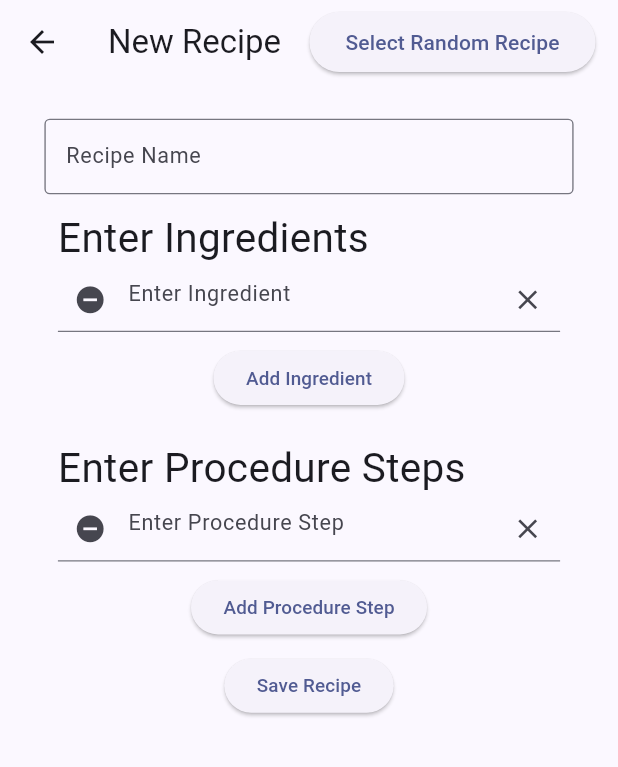
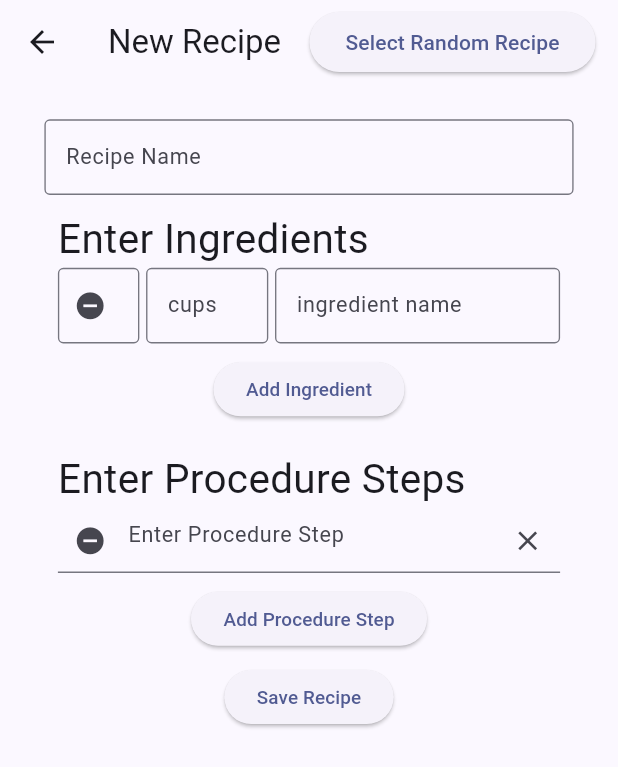
Before and after one commit to nrhooks17/recipe-generator-frontend, a Flutter app: the screen it shows after launch, after a tap on "New Recipe", on a phone screen of 412 x 824 dp. Shown: the top 767 px of the screen. Run offline on Flutter 3.47's test engine with Material 3 defaults, Android fonts, the phone set to English and light mode, and no system bars.

Commit message:
refactor new recipe pages

```diff
--- /dev/null
+++ b/lib/models/ingredient.dart
@@ -0,0 +1,19 @@
+class Ingredient{
+  double amount;
+  String unitOfMeasurement;
+  String ingredientName;
+
+  Ingredient({
+    required this.amount,
+    required this.unitOfMeasurement,
+    required this.ingredientName,
+  });
+
+  Map<String, dynamic> toJson(){
+      return {
+        "amount": amount,
+        "unitOfMeasurement": unitOfMeasurement,
+        "ingredientName": ingredientName,
+      };
+  }
+}
--- a/lib/pages/new_recipe.dart
+++ b/lib/pages/new_recipe.dart
@@ -1,5 +1,11 @@
+import 'package:http/http.dart' as http;
+import 'dart:convert';
 import 'package:flutter/material.dart';
+import 'package:recipe_generator/widgets/new-recipe/ingredient_list_widget.dart';
+import 'package:recipe_generator/widgets/new-recipe/procedure_list_widget.dart';
 import '../utils/alert.dart';
+import '../models/ingredient.dart';
+
 
 class NewRecipe extends StatefulWidget {
   const NewRecipe({super.key});
@@ -8,25 +14,60 @@ class NewRecipe extends StatefulWidget {
   State<NewRecipe> createState() => _NewRecipeState();
 }
 
+
 class _NewRecipeState extends State<NewRecipe> {
   // List of TextEditingController for recipe ingredients
   final List<TextEditingController> _recipeIngredientTextControllers =
       <TextEditingController>[TextEditingController()];
+  final List<Ingredient> _ingredients = [Ingredient(amount: 0, unitOfMeasurement: "", ingredientName: "")];
 
   // List of TextEditingController for recipe procedure
   final List<TextEditingController> _recipeProcedureTextControllers =
       <TextEditingController>[TextEditingController()];
+  final List<String> _procedure = [""];
+  String _recipeName = "";
 
+  // loading state
+  bool isLoading = false;
+
+  //function that sends the data to the backend.
+
+  Future<void> submitRecipe() async{
+    try {
+
+      final response = await http.post(
+        Uri.parse("http://localhost:3000"),
+        headers: {
+          'Content-Type': 'application/json'
+        },
+        body: jsonEncode({
+          'recipeName': _recipeName,
+          'ingredients': _ingredients,
+          'procedure': _procedure,
+        }),
+      );
+    } catch (error) {
+
+      // 10, 25, 35, 35, 60
+    } finally {
+
+    }
+  }
+
+
+  // lots of state management here. but app isn't that complex. Next app i'll use something more complex
   // Add a new recipe ingredient field
   void addRecipeIngredientField() {
     setState(() {
       _recipeIngredientTextControllers.add(TextEditingController());
+      _ingredients.add(Ingredient(amount: 0, unitOfMeasurement:  "", ingredientName: ""));
     });
   }
 
   void addRecipeProcedureField() {
     setState(() {
       _recipeProcedureTextControllers.add(TextEditingController());
+      _procedure.add("");
     });
   }
 
@@ -34,94 +75,46 @@ class _NewRecipeState extends State<NewRecipe> {
   void removeRecipeIngredientField(int index) {
     setState(() {
       _recipeIngredientTextControllers.removeAt(index);
+      _ingredients.removeAt(index);
     });
   }
 
-  // Remove a recipe procedure field
+  // Remove a recipe procedure field on field removal.
   void removeRecipeProcedureField(int index) {
     setState(() {
       _recipeProcedureTextControllers.removeAt(index);
+      _procedure.removeAt(index);
     });
   }
 
-  // Build a list of recipe ingredient or procedure widgets
-  Widget buildRecipeListWidget(
+  // onChange for amount textfield
+  void changeAmount(String value, int index){
+    Ingredient ingredient = _ingredients.elementAt(index);
+    ingredient.amount = double.parse(value);
+    _ingredients[index] = ingredient;
+  }
+  // onChange for unitOfmeasurement textfield
+  void changeUnitOfMeasurement(String value, int index){
+    Ingredient ingredient = _ingredients.elementAt(index);
+    ingredient.unitOfMeasurement = value;
+    _ingredients[index] = ingredient;
+  }
 
-      List<TextEditingController> controllers,
-      String labelText,
-      void Function() addField,
-      void Function(int) removeField,
-      String recipeListType
-      ) {
+  // onChange for IngredientName textfield
+  void changeIngredientName(String value, int index){
+    Ingredient ingredient = _ingredients.elementAt(index);
+    ingredient.ingredientName = value;
+    _ingredients[index] = ingredient;
+  }
 
-    String recipeListLabel = "";
-    switch (recipeListType.toLowerCase()) {
-      case 'ingredient':
-        recipeListLabel = "Ingredient";
-        break;
-      case 'procedure':
-        recipeListLabel = "Procedure Step";
-        break;
+  // onChange for changing a procedure step.
+  void changeProcedureStep(String value, int index) {
+    _procedure[index] = value;
+  }
 
-    }
-    return Padding(
-      padding:  EdgeInsets.all(10),
-      child: Column(
-        mainAxisSize: MainAxisSize.min,
-        children: [
-          Container(
-            alignment: Alignment.centerLeft,
-            width: double.infinity,
-            child: Wrap(
-                alignment: WrapAlignment.start,
-                spacing: 15.0,
-                children: [
-                  Text('Enter ${recipeListLabel}s',
-                      style: const TextStyle(fontSize: 30)
-                  ),
-                ]),
-          ),
-          Column(
-              children:  [
-                   ListView.builder(
-                    shrinkWrap: true,
-                    itemCount: controllers.length,
-                    itemBuilder: (context, index) {
-                      return Padding(
-                        padding: const EdgeInsets.only(bottom: 10),
-                        child: Row(
-                          mainAxisAlignment: MainAxisAlignment.spaceBetween,
-                          children: [
-                            Expanded(
-                              child: TextField(
-                                  controller: controllers[index],
-                                  maxLines: null,
-                                  decoration: InputDecoration(
-                                    hintText: 'Enter $recipeListLabel',
-                                    suffixIcon: IconButton(
-                                      onPressed: controllers[index].clear,
-                                      icon: const Icon(Icons.clear)
-                                    ),
-                                    prefixIcon: IconButton(
-                                      onPressed: () => removeField(index),
-                                      icon: const Icon(Icons.remove_circle)
-                                    )
-                                  )),
-                            ),
-                          ], // children
-                        ), //row
-                      ); //padding
-                    },
-                  ),// listview.builder
-            ], // children
-          ),
-          ElevatedButton(
-              onPressed: () => addField(),
-              child: Text('Add $recipeListLabel')
-          ),
-        ],
-      ),
-    );
+  // onchange for recipeName
+  void changeRecipeName(String value) {
+    _recipeName = value;
   }
 
   @override
@@ -145,12 +138,12 @@ class _NewRecipeState extends State<NewRecipe> {
           child: Transform.scale(
               scale: 0.9,
               child: Center(
-                child:  Column(
+                  child: Column(
                 mainAxisAlignment: MainAxisAlignment.center,
                 children: <Widget>[
                   Padding(
                     padding: getNewRecipePadding(),
-                      child: const Column(
+                    child: Column(
                       children: [
                         TextField(
                           decoration: InputDecoration(
@@ -158,6 +151,7 @@ class _NewRecipeState extends State<NewRecipe> {
                             hintText: 'Enter recipe name',
                             labelText: 'Recipe Name',
                           ),
+                          onChanged: (value) => changeRecipeName(value),
                         ),
                       ],
                     ),
@@ -167,7 +161,16 @@ class _NewRecipeState extends State<NewRecipe> {
                     child: Column(
                       children: <Widget>[
                         //change this list so that it has 3 textboxes instead of 1.
-                          buildRecipeListWidget(_recipeIngredientTextControllers, "Ingredient", addRecipeIngredientField, removeRecipeIngredientField, 'ingredient')
+                        IngredientListWidget(
+                            controllers: _recipeIngredientTextControllers,
+                            ingredients: _ingredients,
+                            labelText: "Ingredient",
+                            addField: addRecipeIngredientField,
+                            removeField: removeRecipeIngredientField,
+                            changeAmount: changeAmount,
+                            changeUnitOfMeasurement: changeUnitOfMeasurement,
+                            changeIngredientName: changeIngredientName,
+                            recipeListType: 'ingredient')
                       ],
                     ),
                   ),
@@ -175,7 +178,14 @@ class _NewRecipeState extends State<NewRecipe> {
                     padding: getNewRecipePadding(),
                     child: Column(
                       children: <Widget>[
-                          buildRecipeListWidget(_recipeProcedureTextControllers, "Procedure", addRecipeProcedureField, removeRecipeProcedureField, 'procedure')
+                        ProcedureListWidget(
+                          controllers: _recipeProcedureTextControllers,
+                          labelText: "Procedure",
+                          addField: addRecipeProcedureField,
+                          removeField: removeRecipeProcedureField,
+                          recipeListType: 'procedure',
+                          changeProcedureStep: changeProcedureStep,
+                        )
                       ],
                     ),
                   ),
@@ -184,11 +194,8 @@ class _NewRecipeState extends State<NewRecipe> {
                     child: const Text('Save Recipe'),
                   ),
                 ],
-                )
-            )
-        ),
-      )
-    );
+              ))),
+        ));
   }
 
   EdgeInsets getNewRecipePadding() {
--- /dev/null
+++ b/lib/widgets/new-recipe/ingredient_list_widget.dart
@@ -0,0 +1,67 @@
+import 'package:flutter/material.dart';
+import 'package:recipe_generator/models/ingredient.dart';
+import 'package:recipe_generator/widgets/new-recipe/recipe_list_widget.dart';
+
+class IngredientListWidget extends RecipeListWidget {
+  List<Ingredient> ingredients;
+  final Function(String value, int index) changeAmount;
+  final Function(String value, int index) changeUnitOfMeasurement;
+  final Function(String value, int index) changeIngredientName;
+
+  IngredientListWidget(
+      {required super.controllers,
+      required this.ingredients,
+      required super.labelText,
+      required super.addField,
+      required super.removeField,
+      required super.recipeListType,
+      required this.changeAmount,
+      required this.changeUnitOfMeasurement,
+      required this.changeIngredientName,
+      super.key});
+
+  @override
+  List<Widget> getListWidgets(int index) {
+    return [
+      Expanded(
+        flex: 2, // Takes 2 parts of the space
+        child: TextField(
+          keyboardType:
+          TextInputType.numberWithOptions(decimal: true),
+          textAlign: TextAlign.right,
+          decoration: InputDecoration(
+              hintText: 'unit amount',
+              border: OutlineInputBorder(),
+              prefixIcon: IconButton(
+                onPressed: () => removeField(index),
+                icon: const Icon(Icons.remove_circle),
+              )
+          ),
+          onChanged: (value) => changeAmount(value, index),
+        ),
+      ),
+      SizedBox(width: 5), // Keep small fixed spacing between fields
+      Expanded(
+        flex: 3, // Takes 3 parts of the space
+        child: TextField(
+          decoration: InputDecoration(
+          hintText: 'cups',
+            border: OutlineInputBorder(),
+          ),
+          onChanged: (value) => changeUnitOfMeasurement(value, index),
+        ),
+      ),
+      SizedBox(width: 5),
+      Expanded(
+        flex: 7, // Takes 7 parts of the space
+        child: TextField(
+          decoration: InputDecoration(
+            hintText: 'ingredient name',
+            border: OutlineInputBorder(),
+          ),
+          onChanged: (value) => changeIngredientName(value, index),
+        ),
+      ),
+    ];
+  }
+}
--- /dev/null
+++ b/lib/widgets/new-recipe/procedure_list_widget.dart
@@ -0,0 +1,39 @@
+import 'package:flutter/material.dart';
+import 'package:recipe_generator/widgets/new-recipe/recipe_list_widget.dart';
+
+class ProcedureListWidget extends RecipeListWidget {
+
+  final Function(String value, int index) changeProcedureStep;
+
+  ProcedureListWidget(
+        {required super.controllers,
+        required super.labelText,
+        required super.addField,
+        required super.removeField,
+        required super.recipeListType,
+        required this.changeProcedureStep,
+        super.key});
+
+  @override
+  List<Widget> getListWidgets(index) {
+    return [
+      Expanded(
+        child: TextField(
+            controller: controllers[index],
+            maxLines: null,
+            decoration: InputDecoration(
+                hintText: 'Enter $recipeListLabel',
+                suffixIcon: IconButton(
+                    onPressed: controllers[index].clear,
+                    icon: const Icon(Icons.clear)),
+                prefixIcon: IconButton(
+                    onPressed: () => removeField(index),
+                    icon: const Icon(Icons.remove_circle)
+                )
+            ),
+            onChanged: (value) => changeProcedureStep(value, index)
+        ),
+      ),
+    ];
+  }
+}
--- /dev/null
+++ b/lib/widgets/new-recipe/recipe_list_widget.dart
@@ -0,0 +1,79 @@
+import 'package:flutter/material.dart';
+
+abstract class RecipeListWidget extends StatelessWidget {
+  final List<TextEditingController> controllers;
+  final String labelText;
+  final void Function() addField;
+  final void Function(int index) removeField;
+  final String recipeListType;
+  String? recipeListLabel;
+
+   RecipeListWidget(
+      {required this.controllers,
+        required this.labelText,
+        required this.addField,
+        required this.removeField,
+        required this.recipeListType,
+        super.key}){
+
+     recipeListLabel = getRecipeLabelType();
+   }
+
+ // This method is for creating the widgets that will stay inside
+  List<Widget> getListWidgets(int index);
+
+  String getRecipeLabelType() {
+    String recipeListLabel = "";
+    switch (recipeListType.toLowerCase()) {
+      case 'ingredient':
+        recipeListLabel = "Ingredient";
+        break;
+      case 'procedure':
+        recipeListLabel = "Procedure Step";
+        break;
+    }
+
+    return recipeListLabel;
+  }
+
+  @override
+  Widget build(BuildContext context) {
+
+    return Padding(
+      padding: EdgeInsets.all(10),
+      child: Column(
+        mainAxisSize: MainAxisSize.min,
+        children: [
+          Container(
+            alignment: Alignment.centerLeft,
+            width: double.infinity,
+            child:
+            Wrap(alignment: WrapAlignment.start, spacing: 15.0, children: [
+              Text('Enter ${recipeListLabel}s',
+                  style: const TextStyle(fontSize: 30)),
+            ]),
+          ),
+          Column(
+            children: [
+              ListView.builder(
+                shrinkWrap: true,
+                itemCount: controllers.length,
+                itemBuilder: (context, index) {
+                  return Padding(
+                    padding: const EdgeInsets.only(bottom: 10),
+                    child: Row(
+                      mainAxisAlignment: MainAxisAlignment.spaceBetween,
+                      children: getListWidgets(index), // children
+                    ), //row
+                  ); //padding
+                },
+              ), // listview.builder
+            ], // children
+          ),
+          ElevatedButton(
+              onPressed: () => addField(), child: Text('Add $recipeListLabel')),
+        ],
+      ),
+    );
+  }
+}
--- a/pubspec.yaml
+++ b/pubspec.yaml
@@ -30,6 +30,7 @@ environment:
 dependencies:
   flutter:
     sdk: flutter
+  http: ^1.3.0
 
 
   # The following adds the Cupertino Icons font to your application.
@@ -45,7 +46,7 @@ dev_dependencies:
   # activated in the `analysis_options.yaml` file located at the root of your
   # package. See that file for information about deactivating specific lint
   # rules and activating additional ones.
-  flutter_lints: ^3.0.0
+  flutter_lints: ^5.0.0
 
 # For information on the generic Dart part of this file, see the
 # following page: https://dart.dev/tools/pub/pubspec
```
Also changed, not shown: pubspec.lock. Lines whose indentation alone changed are shown as unchanged.
